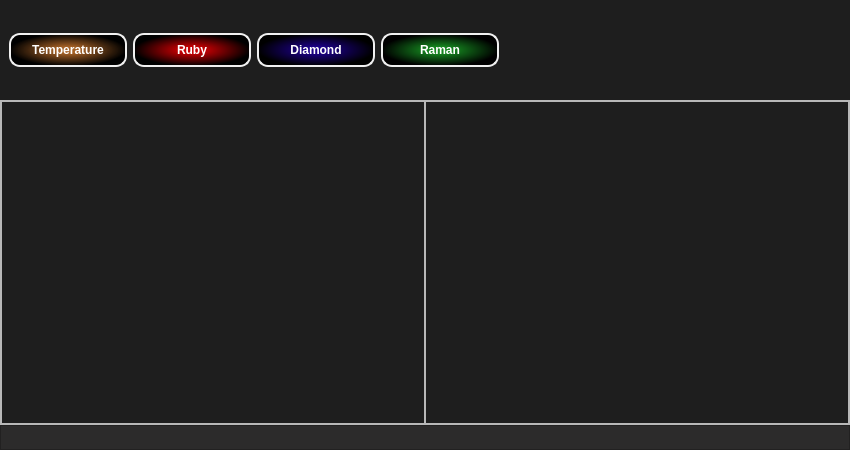
Before: the Qt Designer form T-Rax/UIFiles/T_Rax_MainWindow.ui in CPrescher/T-rax, drawn with Qt 5.
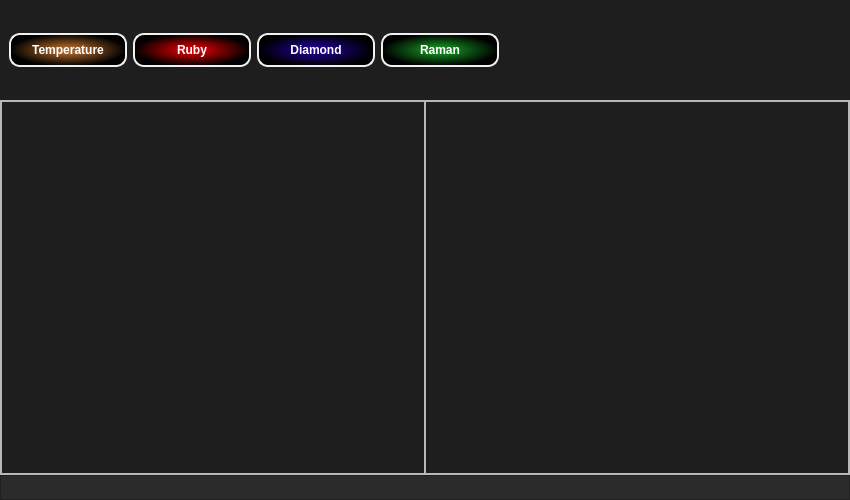
After: the same form once the commit is applied.

Diff of the .ui file:
```diff
--- a/T-Rax/UIFiles/T_Rax_MainWindow.ui
+++ b/T-Rax/UIFiles/T_Rax_MainWindow.ui
@@ -7,7 +7,7 @@
     <x>0</x>
     <y>0</y>
     <width>850</width>
-    <height>450</height>
+    <height>500</height>
    </rect>
   </property>
   <property name="sizePolicy">
@@ -19,7 +19,7 @@
   <property name="minimumSize">
    <size>
     <width>850</width>
-    <height>450</height>
+    <height>500</height>
    </size>
   </property>
   <property name="windowTitle">
```
